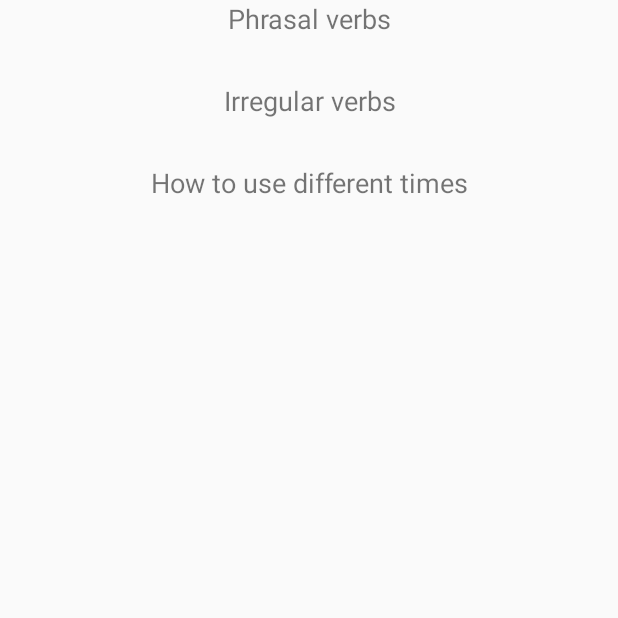
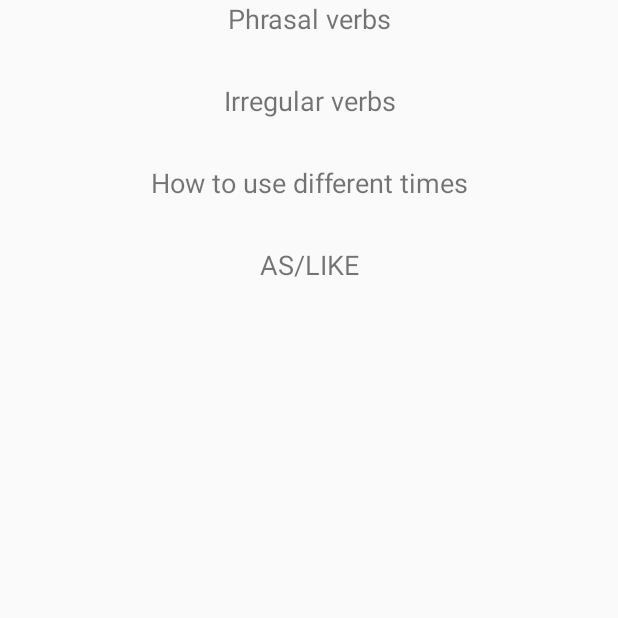
Before and after one commit to BrandonAyi/english2017-NAHMIAS-AYI, an Android app: the LessonsActivity screen opened directly, with no data from a screen before it, on a phone screen of 412 x 824 dp, the top half of it. Run offline under Robolectric (Android 15) with nearby library versions, the phone set to English and light mode, and no system bars.

Commit message:
AS LIKE lesson

```diff
--- a/MyEnglishApp/app/src/main/AndroidManifest.xml
+++ b/MyEnglishApp/app/src/main/AndroidManifest.xml
@@ -25,6 +25,8 @@
         <activity android:name=".ImageTest2"/>
         <activity android:name=".CorrectTenseActivity"/>
         <activity android:name=".TimeActivity"/>
+        <activity android:name=".AsLikeLessonActivity"/>
+        <activity android:name=".AsLikeExerciceActivity"/>
     </application>
 
 </manifest>
--- a/MyEnglishApp/app/src/main/java/com/example/brandon/myenglishapp/LessonsActivity.java
+++ b/MyEnglishApp/app/src/main/java/com/example/brandon/myenglishapp/LessonsActivity.java
@@ -43,7 +43,14 @@ public class LessonsActivity extends Activity {
             }
         });
 
-
+        TextView asLike = (TextView) findViewById(R.id.asLike);
+        asLike.setOnClickListener(new View.OnClickListener() {
+            @Override
+            public void onClick(View v) {
+                Intent intent = new Intent(LessonsActivity.this, AsLikeLessonActivity.class);
+                startActivity(intent);
+            }
+        });
 
     }
 }
--- a/MyEnglishApp/app/src/main/res/layout/lessons_activity.xml
+++ b/MyEnglishApp/app/src/main/res/layout/lessons_activity.xml
@@ -35,4 +35,16 @@
         android:id="@+id/time"
         android:textSize="18sp"/>
 
+    <Space
+        android:layout_width="match_parent"
+        android:layout_height="30dp"></Space>
+
+    <TextView
+        android:text="AS/LIKE"
+        android:gravity="center"
+        android:layout_width="match_parent"
+        android:layout_height="wrap_content"
+        android:id="@+id/asLike"
+        android:textSize="18sp"/>
+
 </LinearLayout>
```
